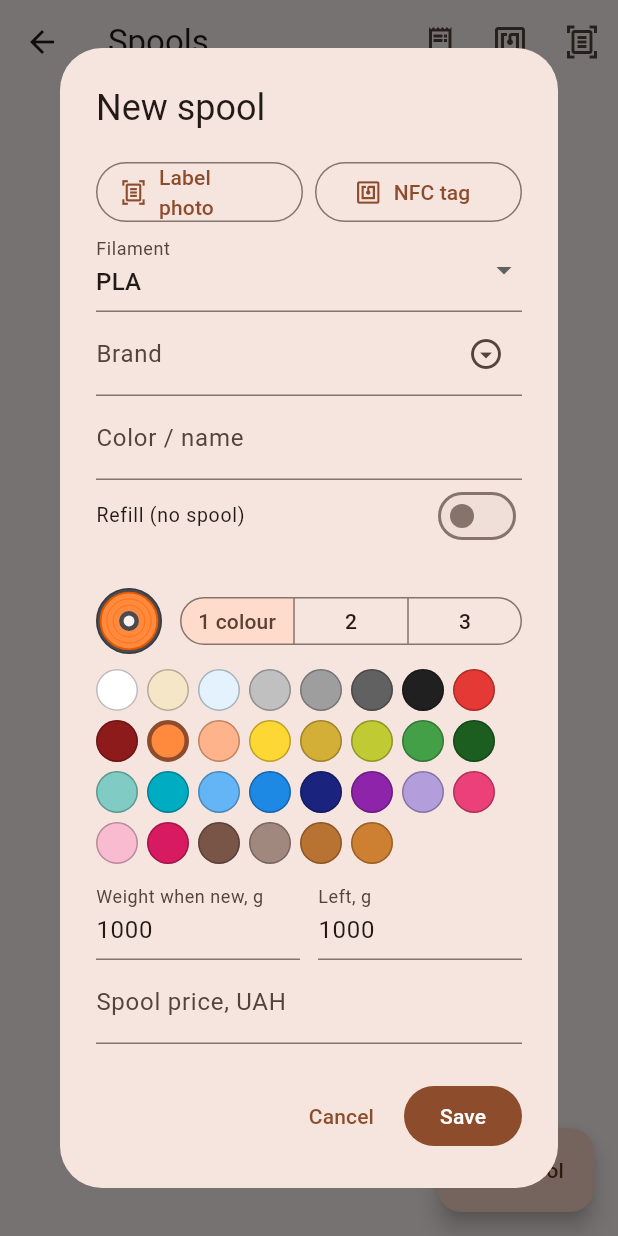
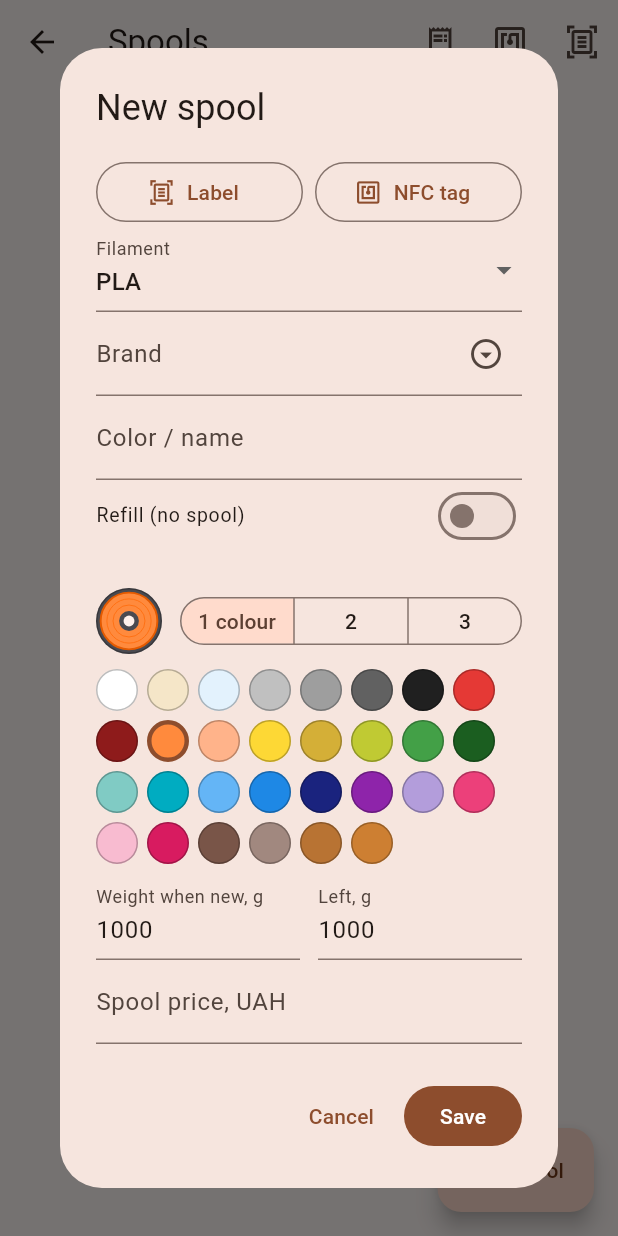
Before and after one commit to WadimAs/Calc-stl, a Flutter app: the SpoolsPage screen opened directly, after a tap on "Spool", on a phone screen of 412 x 824 dp. Run offline on Flutter 3.47's test engine with Material 3 defaults, Android fonts, the phone set to English and light mode, and no system bars.

Commit message:
NFC: коротші підписи кнопок
Co-Authored-By: Claude Opus 5.5 <noreply@anthropic.com>
Claude-Session: https://claude.ai/code/session_01Aq6Zeuq622w4AyCDGscoCX

```diff
--- a/lib/i18n/en.dart
+++ b/lib/i18n/en.dart
@@ -799,7 +799,7 @@ const Map<String, String> en = {
   'На мітці немає даних про пластик. Її прив\'язано до котушки — тепер її можна знаходити дотиком.':
       'The tag has no filament data. It is linked to the spool — tap it to find the spool.',
   'З NFC-мітки ({0}): {1}': 'From NFC tag ({0}): {1}',
-  'Фото етикетки': 'Label photo',
+  'Етикетка': 'Label',
   'NFC-мітку прив\'язано': 'NFC tag linked',
   'Відв\'язати': 'Unlink',
 };
--- a/lib/ui/spools_page.dart
+++ b/lib/ui/spools_page.dart
@@ -501,7 +501,7 @@ class _SpoolDialogState extends State<_SpoolDialog> {
                 icon: _scanning
                     ? const SizedBox(width: 18, height: 18, child: CircularProgressIndicator(strokeWidth: 2))
                     : const Icon(Icons.document_scanner_outlined),
-                label: Text(tr('Фото етикетки')),
+                label: Text(tr('Етикетка')),
               ),
             ),
             const SizedBox(width: 8),
```
